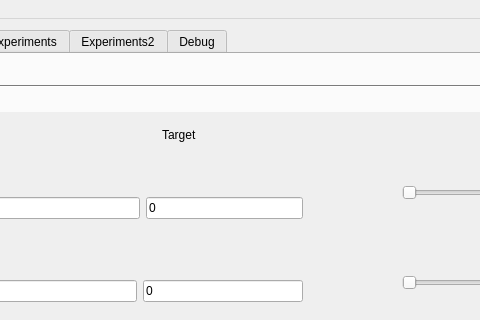
Qt form src/Qt_gui_test/src/mainwindow.ui (allanwhledu/yammar_ws) before a commit; both pictures show x 269 to 749 and y 0 to 320 of the 1015 by 843 pixel window.
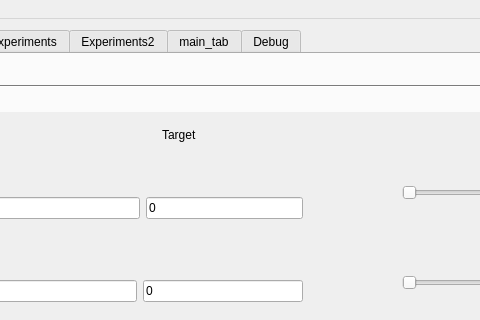
The same form after that commit. The open tabs and pages were chosen to show the change. Custom widgets are drawn as their Qt base class.

```diff
--- a/src/Qt_gui_test/src/mainwindow.ui
+++ b/src/Qt_gui_test/src/mainwindow.ui
@@ -2295,6 +2295,11 @@
         </property>
        </widget>
       </widget>
+      <widget class="MyDrawImage" name="main_tab">
+       <attribute name="title">
+        <string>main_tab</string>
+       </attribute>
+      </widget>
       <widget class="QWidget" name="tab_4">
        <attribute name="title">
         <string>Debug</string>
@@ -2453,6 +2458,12 @@
   <widget class="QStatusBar" name="statusbar"/>
  </widget>
  <customwidgets>
+  <customwidget>
+   <class>MyDrawImage</class>
+   <extends>QWidget</extends>
+   <header>MyDrawImage.h</header>
+   <container>1</container>
+  </customwidget>
   <customwidget>
    <class>Widget</class>
    <extends>QWidget</extends>
```
Left out of the diff: 26 changed lines with no effect on the pictures.
